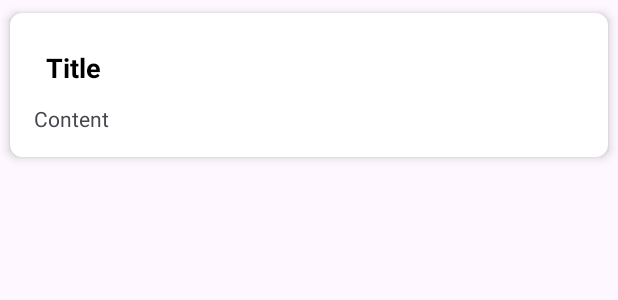
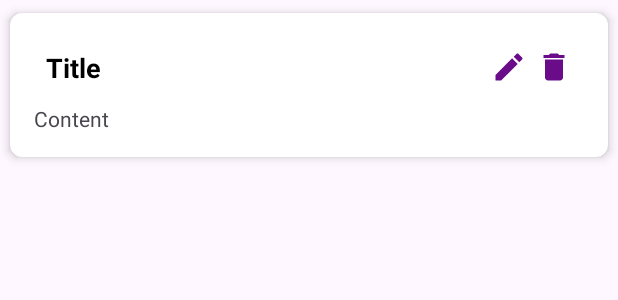
Before and after one commit to exgan/DataSeaApp, an Android app: the layout note_item.xml on its own in the app's theme, with its tools: preview values and no code run, on a phone screen of 412 x 824 dp. Shown: the top 300 px of the screen. Run offline under Robolectric (Android 15) with nearby library versions, the phone set to English and light mode, and no system bars.

Commit message:
8 commit

```diff
--- a/app/src/main/AndroidManifest.xml
+++ b/app/src/main/AndroidManifest.xml
@@ -13,7 +13,10 @@
         android:theme="@style/Theme.DataSeaApp"
         tools:targetApi="31">
         <activity
-            android:name=".dataSea.UpdateNoteActivity"
+            android:name=".dataSea.UpdateActivity"
+            android:exported="false" />
+        <activity
+            android:name=".dataSea.UpdateActivity"
             android:exported="false" />
         <activity
             android:name=".dataSea.MainActivity"
--- /dev/null
+++ b/app/src/main/res/drawable/baseline_delete_24.xml
@@ -0,0 +1,5 @@
+<vector xmlns:android="http://schemas.android.com/apk/res/android" android:height="24dp" android:tint="#6A0C8A" android:viewportHeight="24" android:viewportWidth="24" android:width="24dp">
+
+    <path android:fillColor="@android:color/white" android:pathData="M6,19c0,1.1 0.9,2 2,2h8c1.1,0 2,-0.9 2,-2V7H6v12zM19,4h-3.5l-1,-1h-5l-1,1H5v2h14V4z"/>
+
+</vector>
--- /dev/null
+++ b/app/src/main/res/drawable/baseline_mode_24.xml
@@ -0,0 +1,7 @@
+<vector xmlns:android="http://schemas.android.com/apk/res/android" android:height="24dp" android:tint="#6A0C8A" android:viewportHeight="24" android:viewportWidth="24" android:width="24dp">
+
+    <path android:fillColor="@android:color/white" android:pathData="M3,17.25l0,3.75l3.75,0l11.06,-11.06l-3.75,-3.75z"/>
+
+    <path android:fillColor="@android:color/white" android:pathData="M20.71,5.63l-2.34,-2.34c-0.39,-0.39 -1.02,-0.39 -1.41,0l-1.83,1.83l3.75,3.75l1.83,-1.83C21.1,6.65 21.1,6.02 20.71,5.63z"/>
+
+</vector>
--- a/app/src/main/res/layout/note_item.xml
+++ b/app/src/main/res/layout/note_item.xml
@@ -29,6 +29,21 @@
                 android:textSize="18sp"
                 android:textStyle="bold"/>
 
+            <ImageView
+                android:id="@+id/updateButton"
+                android:layout_width="24dp"
+                android:layout_height="24dp"
+                android:layout_alignParentEnd="true"
+                android:layout_marginEnd="30dp"
+                android:src="@drawable/baseline_mode_24"/>
+
+            <ImageView
+                android:id="@+id/deleteButton"
+                android:layout_width="24dp"
+                android:layout_height="24dp"
+                android:layout_alignParentEnd="true"
+                android:src="@drawable/baseline_delete_24"/>
+
         </RelativeLayout>
 
         <TextView
```
Also changed, not shown: app/src/main/java/com/example/dataseaapp/dataSea/Model/DbHelper.kt (+39 -0 lines), app/src/main/java/com/example/dataseaapp/dataSea/NotesAdapter.kt (+21 -0 lines), app/src/main/java/com/example/dataseaapp/dataSea/UpdateActivity.kt (added, +45 -0 lines), app/src/main/res/layout/activity_update.xml (added, +65 -0 lines).
